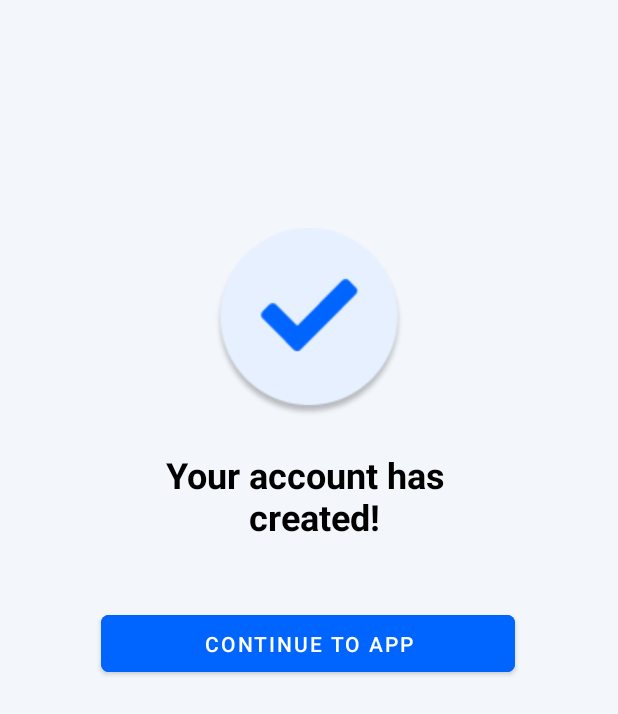
After one commit to wahyuvlntn/Y-PRENEUR, an Android app: the layout activity_account_create.xml on its own in the app's theme, with its tools: preview values and no code run, on a phone screen of 412 x 824 dp. The commit adds this screen. Shown: the top 714 px of the screen. Run offline under Robolectric (Android 15) with nearby library versions, the phone set to English and light mode, and no system bars.

Commit message:
Initial Commit

```diff
--- /dev/null
+++ b/app/src/main/res/layout/activity_account_create.xml
@@ -0,0 +1,49 @@
+<?xml version="1.0" encoding="utf-8"?>
+<androidx.constraintlayout.widget.ConstraintLayout xmlns:android="http://schemas.android.com/apk/res/android"
+    xmlns:app="http://schemas.android.com/apk/res-auto"
+    xmlns:tools="http://schemas.android.com/tools"
+    android:layout_width="match_parent"
+    android:background="#F3F6FB"
+    android:layout_height="match_parent"
+    tools:context=".AccountCreateActivity">
+
+    <ImageView
+        android:layout_width="match_parent"
+        android:layout_height="wrap_content"
+        android:layout_marginTop="152dp"
+        android:src="@drawable/checklist"
+        app:layout_constraintEnd_toEndOf="parent"
+        app:layout_constraintHorizontal_bias="0.0"
+        app:layout_constraintStart_toStartOf="parent"
+        app:layout_constraintTop_toTopOf="parent"></ImageView>
+
+    <TextView
+        android:id="@+id/tv_acc_create"
+        android:layout_width="match_parent"
+        android:layout_height="wrap_content"
+        android:layout_marginTop="300dp"
+        android:gravity="center"
+        android:text="Your account has \n created!"
+        android:textColor="@color/black"
+        android:textSize="24dp"
+        android:textStyle="bold"
+        app:layout_constraintEnd_toEndOf="parent"
+        app:layout_constraintHorizontal_bias="0.0"
+        app:layout_constraintStart_toStartOf="parent"
+        app:layout_constraintTop_toTopOf="parent"></TextView>
+
+    <Button
+        android:id="@+id/btn_cont_app"
+        android:layout_width="276dp"
+        android:layout_height="50dp"
+        android:layout_marginTop="104dp"
+        android:backgroundTint="#0064FE"
+        android:gravity="center"
+        android:text="CONTINUE TO APP"
+        app:cornerRadius="5dp"
+        app:layout_constraintEnd_toEndOf="@id/tv_acc_create"
+        app:layout_constraintHorizontal_bias="0.496"
+        app:layout_constraintStart_toStartOf="@id/tv_acc_create"
+        app:layout_constraintTop_toTopOf="@id/tv_acc_create"></Button>
+
+</androidx.constraintlayout.widget.ConstraintLayout>
--- a/app/src/main/res/layout/activity_register.xml
+++ b/app/src/main/res/layout/activity_register.xml
@@ -4,6 +4,7 @@
     xmlns:tools="http://schemas.android.com/tools"
     android:layout_width="match_parent"
     android:layout_height="match_parent"
+    android:background="#F3F6FB"
     tools:context=".RegisterActivity">
 
     <TextView
@@ -124,9 +125,8 @@
         android:layout_height="50dp"
         android:layout_gravity="center_horizontal"
         android:layout_marginTop="80dp"
-        android:backgroundTint="#C4C4C4"
+        android:backgroundTint="#0064FE"
         android:text="CREATE"
-        android:textColor="@color/black"
         app:cornerRadius="15dp"
         app:layout_constraintEnd_toEndOf="@id/et_birth"
         app:layout_constraintStart_toStartOf="@id/et_birth"
```
Also changed, not shown: app/src/main/java/com/example/y_preneur/AccountCreateActivity.kt (added, +37 -0 lines), app/src/main/java/com/example/y_preneur/MainMenuActivity.kt (added, +11 -0 lines), app/src/main/java/com/example/y_preneur/RegisterActivity.kt (+10 -0 lines), app/src/main/res/layout/activity_main_menu.xml (added, +10 -0 lines), app/src/main/res/layout/activity_sign_up.xml (+7 -6 lines), app/src/main/res/drawable-v24/checklist.png (added).
